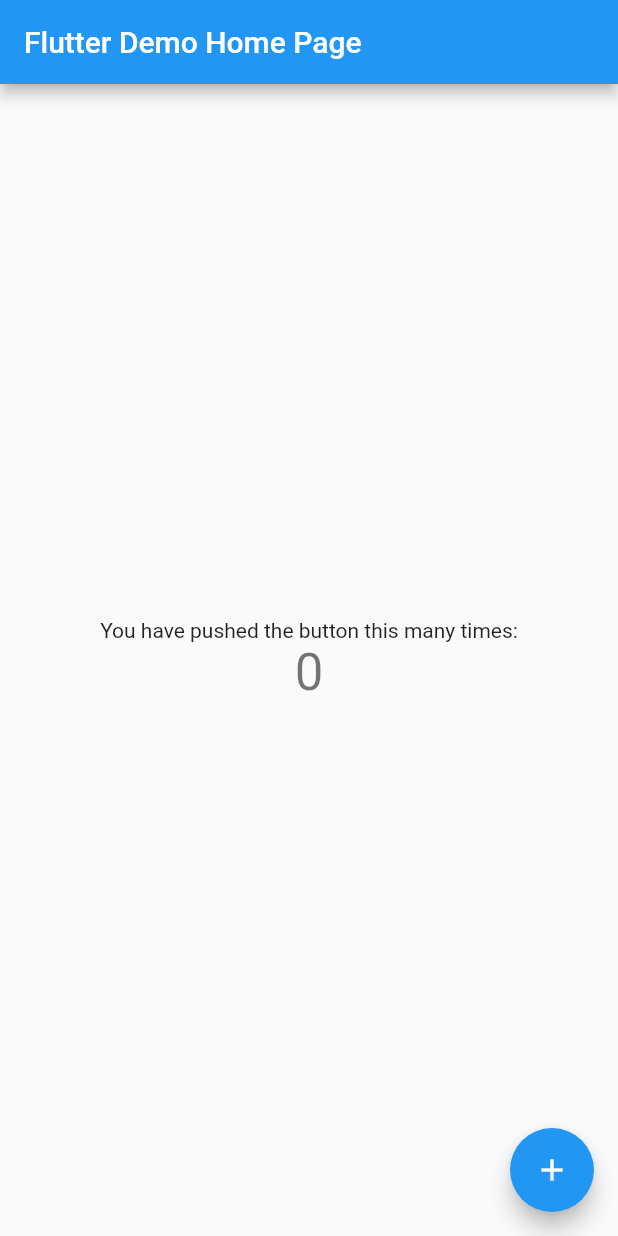
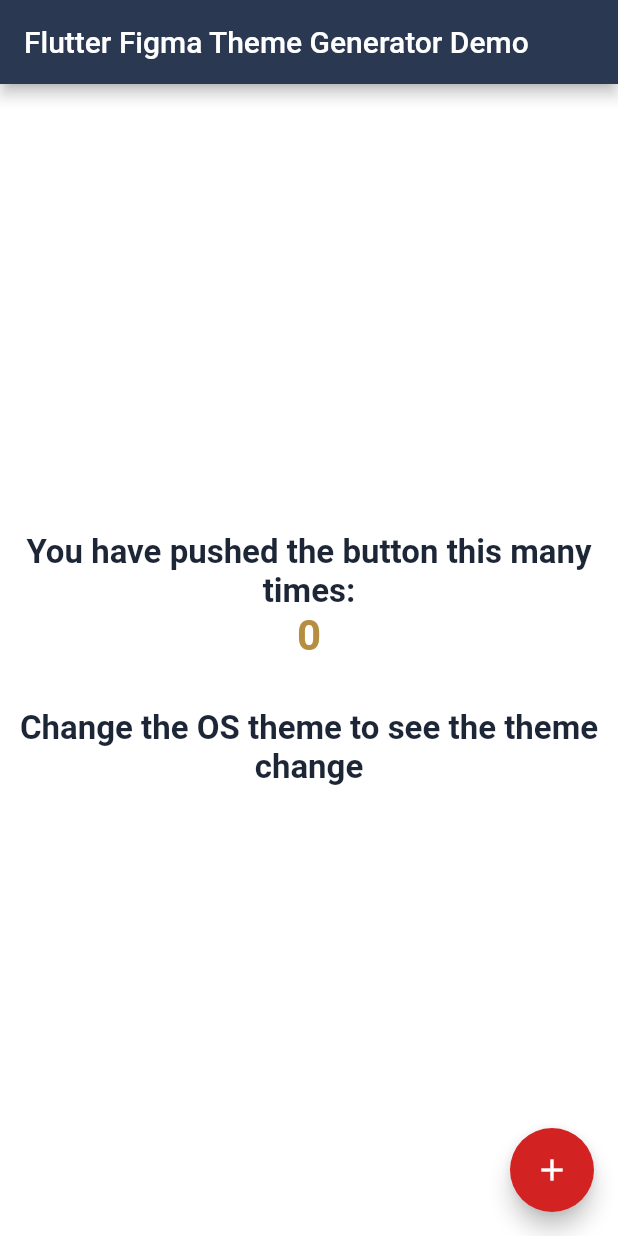
Before and after one commit to ikbendewilliam/flutter_figma_theme_generator, a Flutter app: the screen it shows after launch, on a phone screen of 412 x 824 dp. Run offline on Flutter 3.47's test engine with Material 2 defaults, Android fonts, the phone set to English and light mode, and no system bars; our stand-ins replace yaml; Roboto replaces fonts that are missing (Playfair Display).

Commit message:
Updated example to use the theme

```diff
--- a/example/lib/main.dart
+++ b/example/lib/main.dart
@@ -1,47 +1,31 @@
+import 'package:example/styles/example_theme.dart';
 import 'package:flutter/material.dart';
 
 void main() {
   runApp(const MyApp());
 }
 
-class MyApp extends StatelessWidget {
-  const MyApp({Key? key}) : super(key: key);
+class MyApp extends StatefulWidget {
+  const MyApp({super.key});
 
-  // This widget is the root of your application.
+  @override
+  State<MyApp> createState() => _MyAppState();
+}
+
+class _MyAppState extends State<MyApp> {
   @override
   Widget build(BuildContext context) {
-    return MaterialApp(
-      title: 'Flutter Demo',
-      theme: ThemeData(
-        // This is the theme of your application.
-        //
-        // Try running your application with "flutter run". You'll see the
-        // application has a blue toolbar. Then, without quitting the app, try
-        // changing the primarySwatch below to Colors.green and then invoke
-        // "hot reload" (press "r" in the console where you ran "flutter run",
-        // or simply save your changes to "hot reload" in a Flutter IDE).
-        // Notice that the counter didn't reset back to zero; the application
-        // is not restarted.
-        primarySwatch: Colors.blue,
-      ),
-      home: const MyHomePage(title: 'Flutter Demo Home Page'),
+    return const MaterialApp(
+      title: 'Flutter Figma Theme Generator Demo',
+      home: MyHomePage(),
     );
   }
 }
 
 class MyHomePage extends StatefulWidget {
-  const MyHomePage({Key? key, required this.title}) : super(key: key);
-
-  // This widget is the home page of your application. It is stateful, meaning
-  // that it has a State object (defined below) that contains fields that affect
-  // how it looks.
-
-  // This class is the configuration for the state. It holds the values (in this
-  // case the title) provided by the parent (in this case the App widget) and
-  // used by the build method of the State. Fields in a Widget subclass are
-  // always marked "final".
-
-  final String title;
+  const MyHomePage({
+    super.key,
+  });
 
   @override
   State<MyHomePage> createState() => _MyHomePageState();
@@ -52,55 +36,37 @@ class _MyHomePageState extends State<MyHomePage> {
 
   void _incrementCounter() {
     setState(() {
-      // This call to setState tells the Flutter framework that something has
-      // changed in this State, which causes it to rerun the build method below
-      // so that the display can reflect the updated values. If we changed
-      // _counter without calling setState(), then the build method would not be
-      // called again, and so nothing would appear to happen.
       _counter++;
     });
   }
 
   @override
   Widget build(BuildContext context) {
-    // This method is rerun every time setState is called, for instance as done
-    // by the _incrementCounter method above.
-    //
-    // The Flutter framework has been optimized to make rerunning build methods
-    // fast, so that you can just rebuild anything that needs updating rather
-    // than having to individually change instances of widgets.
+    final theme = ExampleTheme.of(context);
     return Scaffold(
       appBar: AppBar(
-        // Here we take the value from the MyHomePage object that was created by
-        // the App.build method, and use it to set our appbar title.
-        title: Text(widget.title),
+        title: const Text('Flutter Figma Theme Generator Demo'),
+        backgroundColor: theme.colors.uIBgSurface1,
       ),
+      backgroundColor: theme.colors.uIBgCanvas,
       body: Center(
-        // Center is a layout widget. It takes a single child and positions it
-        // in the middle of the parent.
         child: Column(
-          // Column is also a layout widget. It takes a list of children and
-          // arranges them vertically. By default, it sizes itself to fit its
-          // children horizontally, and tries to be as tall as its parent.
-          //
-          // Invoke "debug painting" (press "p" in the console, choose the
-          // "Toggle Debug Paint" action from the Flutter Inspector in Android
-          // Studio, or the "Toggle Debug Paint" command in Visual Studio Code)
-          // to see the wireframe for each widget.
-          //
-          // Column has various properties to control how it sizes itself and
-          // how it positions its children. Here we use mainAxisAlignment to
-          // center the children vertically; the main axis here is the vertical
-          // axis because Columns are vertical (the cross axis would be
-          // horizontal).
           mainAxisAlignment: MainAxisAlignment.center,
-          children: <Widget>[
-            const Text(
+          children: [
+            Text(
               'You have pushed the button this many times:',
+              style: theme.fonts.titleMedium.copyWith(color: theme.colors.uIContentTextDefault),
+              textAlign: TextAlign.center,
             ),
             Text(
               '$_counter',
-              style: Theme.of(context).textTheme.headline4,
+              style: theme.fonts.titleExtraLarge.copyWith(color: theme.colors.uIContentTextSelected),
+            ),
+            const SizedBox(height: 32),
+            Text(
+              'Change the OS theme to see the theme change',
+              style: theme.fonts.titleMedium.copyWith(color: theme.colors.uIContentTextDefault),
+              textAlign: TextAlign.center,
             ),
           ],
         ),
@@ -108,8 +74,9 @@ class _MyHomePageState extends State<MyHomePage> {
       floatingActionButton: FloatingActionButton(
         onPressed: _incrementCounter,
         tooltip: 'Increment',
+        backgroundColor: theme.colors.uIActionDanger,
         child: const Icon(Icons.add),
-      ), // This trailing comma makes auto-formatting nicer for build methods.
+      ),
     );
   }
 }
--- a/example/lib/styles/example_theme.dart
+++ b/example/lib/styles/example_theme.dart
@@ -2,17 +2,24 @@ import 'package:flutter/material.dart';
 
 import 'example_colors_theme_default.dart';
 import 'example_colors_theme_light_mode.dart';
+import 'example_text_theme.dart';
+
 
 class ExampleTheme {
-  static final _exampleColorsThemeDefault = ExampleColorsThemeDefault();
-  static final _exampleColorsThemeLightMode = ExampleColorsThemeLightMode.instance;
+  static final _exampleColorsThemeDefault = ExampleTheme(ExampleColorsThemeDefault(), const ExampleTextTheme());
+  static final _exampleColorsThemeLightMode = ExampleTheme(ExampleColorsThemeLightMode.instance, const ExampleTextTheme());
 
-  static ExampleColorsThemeDefault of(BuildContext context, {
-    forceExampleColorsThemeDefault = false,
-    forceExampleColorsThemeLightMode = false,
+  final ExampleColorsThemeDefault colors;
+  final ExampleTextTheme fonts;
+
+  ExampleTheme(this.colors, this.fonts);
+
+  static ExampleTheme of(BuildContext context, {
+    forceDefault = false,
+    forceLightMode = false,
   }) {
-    if (forceExampleColorsThemeDefault) return _exampleColorsThemeDefault;
-    if (forceExampleColorsThemeLightMode) return _exampleColorsThemeLightMode;
+    if (forceDefault) return _exampleColorsThemeDefault;
+    if (forceLightMode) return _exampleColorsThemeLightMode;
 
     final brightness = MediaQuery.of(context).platformBrightness;
     if (brightness == Brightness.dark) return _exampleColorsThemeDefault;
```
Also changed, not shown: bin/flutter_figma_theme_generator.dart (+8 -4 lines), lib/generators/current_theme_generator.dart (+21 -7 lines), 1 other file.
